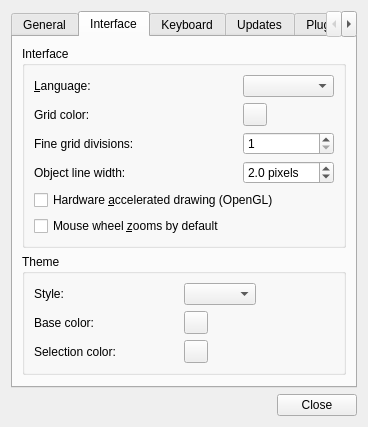
Above: src/tiled/preferencesdialog.ui from mapeditor/tiled before the change. Below: the same form after it.
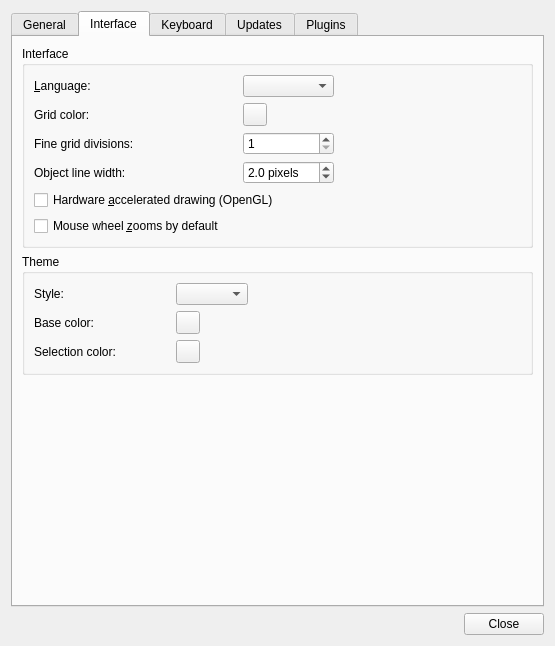
That is the form after the change. The open tabs and pages were chosen to show the change. Custom widgets are drawn as their Qt base class.

Commit message: Resolved some layout and header resizing issues

Patch:
```diff
--- a/src/tiled/preferencesdialog.ui
+++ b/src/tiled/preferencesdialog.ui
@@ -15,7 +15,7 @@
   </property>
   <layout class="QVBoxLayout" name="verticalLayout">
    <property name="sizeConstraint">
-    <enum>QLayout::SetFixedSize</enum>
+    <enum>QLayout::SetMinimumSize</enum>
    </property>
    <item>
     <widget class="QTabWidget" name="tabWidget">
@@ -239,9 +239,12 @@
             <property name="orientation">
              <enum>Qt::Horizontal</enum>
             </property>
+            <property name="sizeType">
+             <enum>QSizePolicy::Fixed</enum>
+            </property>
             <property name="sizeHint" stdset="0">
              <size>
-              <width>72</width>
+              <width>100</width>
               <height>20</height>
              </size>
             </property>
@@ -286,7 +289,7 @@
             </property>
            </spacer>
           </item>
-          <item row="1" column="0">
+          <item row="1" column="0" colspan="2">
            <widget class="QLabel" name="baseColorLabel">
             <property name="text">
              <string>Base color:</string>
```
The commit also changes 3 other files.
